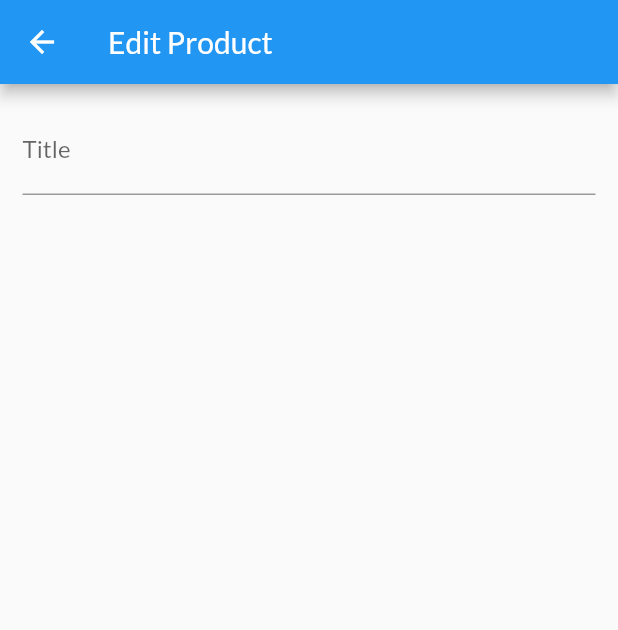
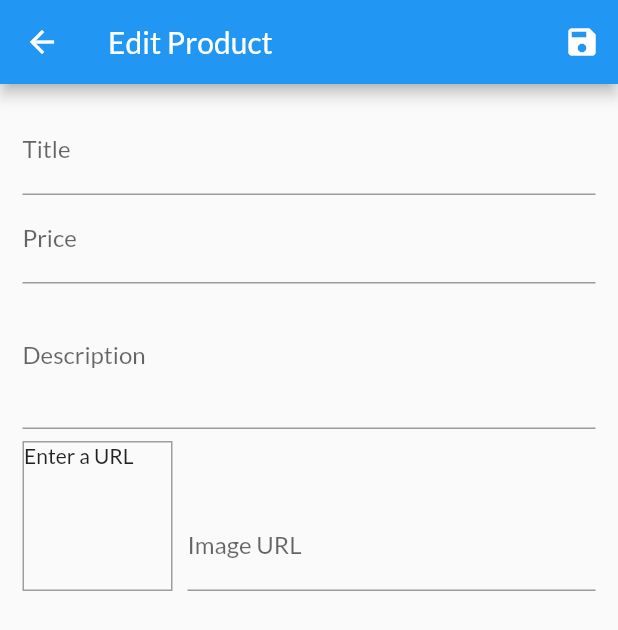
Before and after one commit to stevens34400/Flutter_IntroCourse, a Flutter app: the EditProductScreen screen opened by its route, on a phone screen of 412 x 824 dp. Shown: the top 630 px of the screen. Run offline on Flutter 3.47's test engine with Material 2 defaults, Android fonts, the phone set to English and light mode, and no system bars; network calls fail.

Commit message:
can retrieve user input for edit product screen

```diff
--- a/shop_app/lib/screens/edit_product_screen.dart
+++ b/shop_app/lib/screens/edit_product_screen.dart
@@ -1,4 +1,7 @@
 import 'package:flutter/material.dart';
+import 'package:flutter/services.dart';
+
+import '../providers/product.dart';
 
 class EditProductScreen extends StatefulWidget {
   static const routeName = '/edit-product-screen';
@@ -8,20 +11,162 @@ class EditProductScreen extends StatefulWidget {
 }
 
 class _EditProductScreenState extends State<EditProductScreen> {
+  final _priceFocusNode = FocusNode();
+  final _descriptionFocusNode = FocusNode();
+  final _imageUrlController = TextEditingController();
+  final _imageUrlFocusNode = FocusNode();
+  final _form = GlobalKey<FormState>();
+  var _editedProduct = Product(
+    id: null,
+    title: '',
+    price: 0,
+    description: '',
+    imageUrl: '',
+  );
+
+  @override
+  void initState() {
+    _imageUrlFocusNode.addListener(_updateImageUrl);
+    super.initState();
+  }
+
+  @override
+  void dispose() {
+    _imageUrlFocusNode.removeListener(_updateImageUrl);
+    _priceFocusNode.dispose();
+    _descriptionFocusNode.dispose();
+    _imageUrlController.dispose();
+    _imageUrlFocusNode.dispose();
+    super.dispose();
+  }
+
+  void _updateImageUrl() {
+    if (!_imageUrlFocusNode.hasFocus) {
+      setState(() {});
+    }
+  }
+
+  void _saveForm() {
+    _form.currentState.save();
+    print(_editedProduct.title);
+    print(_editedProduct.description);
+    print(_editedProduct.imageUrl);
+    print(_editedProduct.price);
+  }
+
   @override
   Widget build(BuildContext context) {
     return Scaffold(
       appBar: AppBar(
         title: Text('Edit Product'),
+        actions: <Widget>[
+          IconButton(
+            onPressed: _saveForm,
+            icon: Icon(Icons.save),
+          ),
+        ],
       ),
       body: Padding(
         padding: const EdgeInsets.all(15.0),
         child: Form(
+          key: _form,
           child: ListView(
             children: <Widget>[
               TextFormField(
                 decoration: InputDecoration(labelText: 'Title'),
                 textInputAction: TextInputAction.next,
+                onFieldSubmitted: (_) {
+                  FocusScope.of(context).requestFocus(_priceFocusNode);
+                },
+                onSaved: (value) {
+                  _editedProduct = Product(
+                    id: _editedProduct.id,
+                    title: value,
+                    price: _editedProduct.price,
+                    description: _editedProduct.description,
+                    imageUrl: _editedProduct.imageUrl,
+                  );
+                },
+              ),
+              TextFormField(
+                decoration: InputDecoration(labelText: 'Price'),
+                textInputAction: TextInputAction.next,
+                keyboardType: TextInputType.number,
+                focusNode: _priceFocusNode,
+                onFieldSubmitted: (_) {
+                  FocusScope.of(context).requestFocus(_descriptionFocusNode);
+                },
+                onSaved: (value) {
+                  _editedProduct = Product(
+                    id: _editedProduct.id,
+                    title: _editedProduct.title,
+                    price: double.parse(value),
+                    description: _editedProduct.description,
+                    imageUrl: _editedProduct.imageUrl,
+                  );
+                },
+              ),
+              TextFormField(
+                decoration: InputDecoration(labelText: 'Description'),
+                maxLines: 3,
+                keyboardType: TextInputType.multiline,
+                focusNode: _descriptionFocusNode,
+                onSaved: (value) {
+                  _editedProduct = Product(
+                    id: _editedProduct.id,
+                    title: _editedProduct.title,
+                    price: _editedProduct.price,
+                    description: value,
+                    imageUrl: _editedProduct.imageUrl,
+                  );
+                },
+              ),
+              Row(
+                crossAxisAlignment: CrossAxisAlignment.end,
+                children: <Widget>[
+                  Container(
+                    width: 100,
+                    height: 100,
+                    margin: EdgeInsets.only(
+                      top: 8,
+                      right: 10,
+                    ),
+                    decoration: BoxDecoration(
+                        border: Border.all(
+                      width: 1,
+                      color: Colors.grey,
+                    )),
+                    child: _imageUrlController.text.isEmpty
+                        ? Text('Enter a URL')
+                        : FittedBox(
+                            child: Image.network(
+                              _imageUrlController.text,
+                              fit: BoxFit.cover,
+                            ),
+                          ),
+                  ),
+                  Expanded(
+                    child: TextFormField(
+                      decoration: InputDecoration(labelText: 'Image URL'),
+                      keyboardType: TextInputType.url,
+                      textInputAction: TextInputAction.done,
+                      controller: _imageUrlController,
+                      focusNode: _imageUrlFocusNode,
+                      onFieldSubmitted: (_) {
+                        _saveForm();
+                      },
+                      onSaved: (value) {
+                        _editedProduct = Product(
+                          id: _editedProduct.id,
+                          title: _editedProduct.title,
+                          price: _editedProduct.price,
+                          description: _editedProduct.description,
+                          imageUrl: value,
+                        );
+                      },
+                    ),
+                  )
+                ],
               ),
             ],
           ),
```
